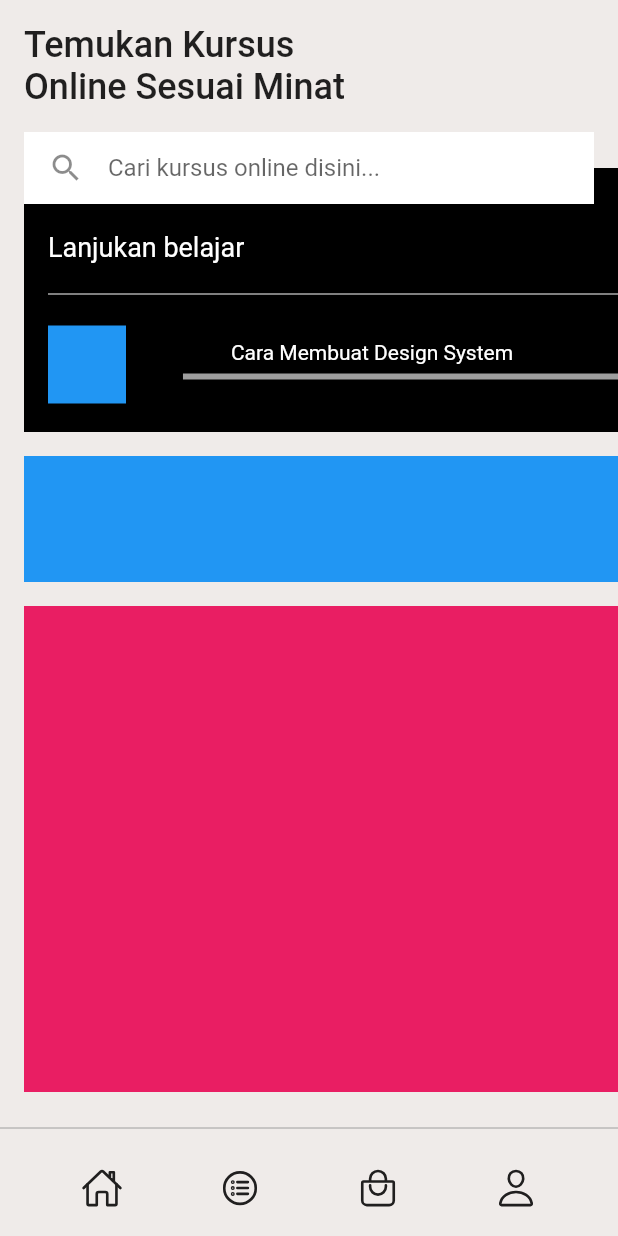
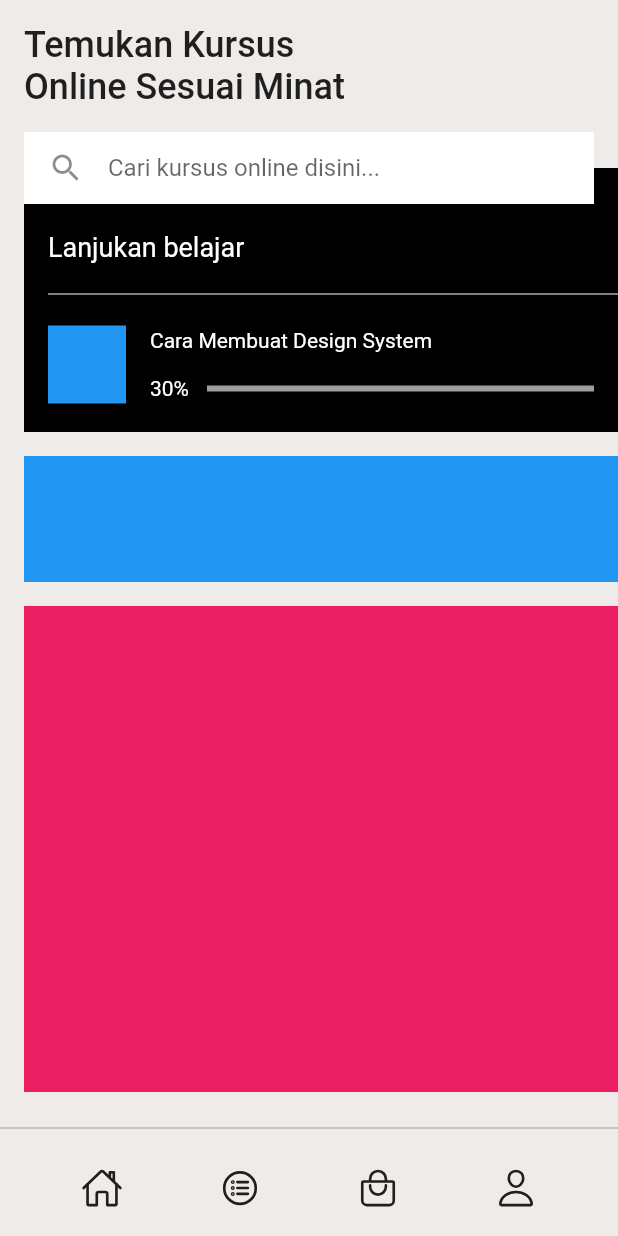
Before and after one commit to JAICHANGPARK/flutter_notebook_19th_story, a Flutter app: the screen it shows after launch, on a phone screen of 412 x 824 dp. Run offline on Flutter 3.47's test engine with Material 2 defaults, Android fonts, the phone set to English and light mode, and no system bars; our stand-ins replace bubble_tab_indicator, cached_network_image, countup, fl_chart, flutter_riverpod, freezed_annotation and 4 more.

Commit message:
Update e_course_home_page.dart

```diff
--- a/lib/ep1148_e_course_app/src/ui/e_course_home_page.dart
+++ b/lib/ep1148_e_course_app/src/ui/e_course_home_page.dart
@@ -82,7 +82,10 @@ class _ECourseHomePageState extends State<ECourseHomePage> {
                                           ),
                                         ),
                                         Expanded(
+                                          child: Padding(
+                                            padding: const EdgeInsets.symmetric(horizontal: 16),
                                             child: Column(
+                                              crossAxisAlignment: CrossAxisAlignment.start,
                                               children: [
                                                 Text(
                                                   "Cara Membuat Design System",
@@ -90,9 +93,17 @@ class _ECourseHomePageState extends State<ECourseHomePage> {
                                                     color: Colors.white,
                                                   ),
                                                 ),
+                                                SizedBox(
+                                                  height: 16,
+                                                ),
                                                 Row(
                                                   children: [
-                                                  Text("30%"),
+                                                    Text(
+                                                      "30%",
+                                                      style: TextStyle(
+                                                        color: Colors.white,
+                                                      ),
+                                                    ),
                                                     SizedBox(
                                                       width: 12,
                                                     ),
@@ -107,6 +118,7 @@ class _ECourseHomePageState extends State<ECourseHomePage> {
                                                   ],
                                                 )
                                               ],
+                                            ),
                                           ),
                                         )
                                       ],
```
Lines whose indentation alone changed are shown as unchanged.
